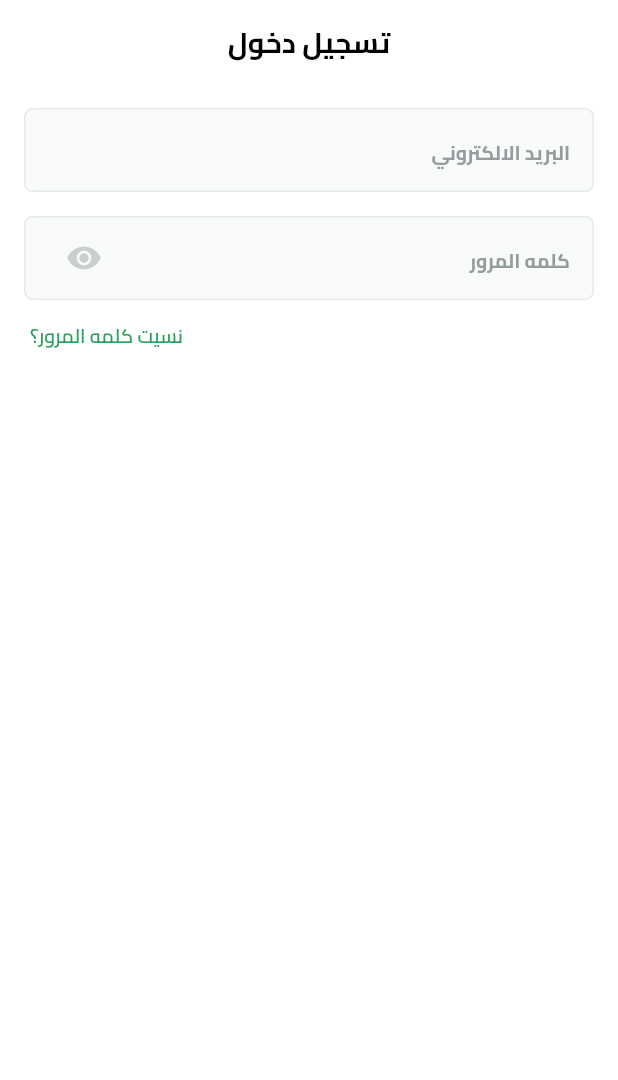
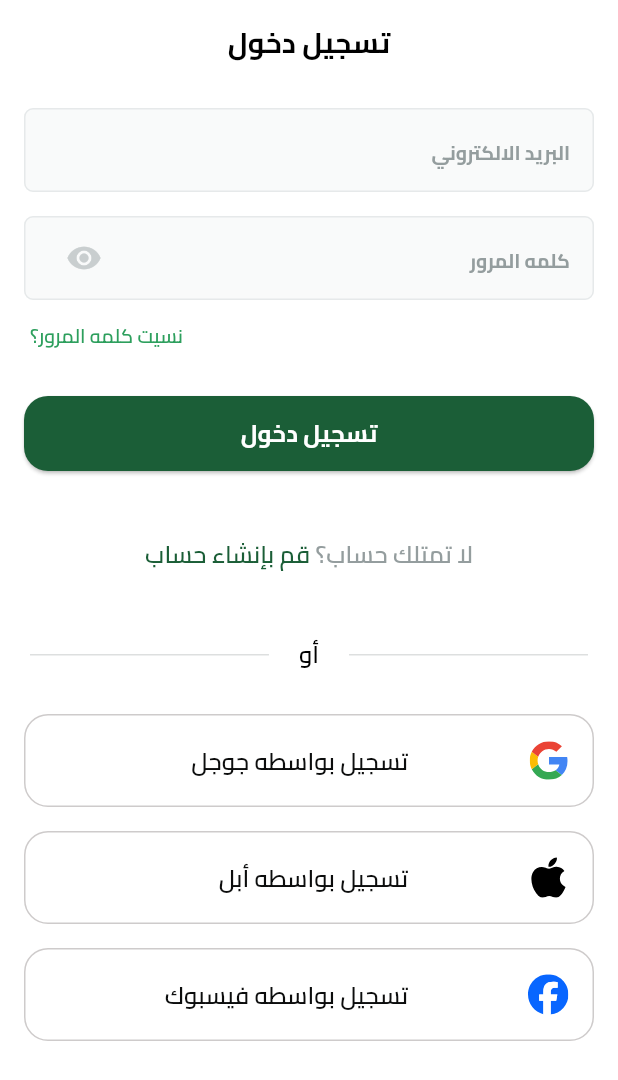
Before and after one commit to ElDaly15/Fruits-App, a Flutter app: the screen it shows after launch, after a tap on "تخط", on a phone screen of 412 x 824 dp. Shown: the top 1080 px of the screen. Run offline on Flutter 3.47's test engine with Material 3 defaults, Android fonts, the phone set to English and light mode, and no system bars; our stand-ins replace device_preview, flutter_svg, get_it, shared_preferences, smooth_page_indicator.

Commit message:
Add Password Validation and New Auth Widgets
- Enhanced `CustomTextField` to include password validation:
  - Ensures the field is not empty.
  - Requires a minimum of 8 characters for passwords.
  - Checks for at least one special character in passwords.
- Introduced new widgets for the authentication flow:
  - `CustomForgetPasswordWidget`: A widget for the "Forgot Password?" option.
  - `CustomOrDivider`: A divider with "OR" text for separating login options.
  - `HaveOrNotAccountWidget`: A widget to prompt users to create an account if they don't have one.
  - `LoginSocialItems`: A widget containing social login options (Google, Apple, Facebook).
  - `LoginWithSocialItem`: A reusable widget for individual social login buttons.
- Updated `LoginViewBody` to integrate the new widgets and form validation logic.

```diff
--- a/lib/core/widgets/custom_text_field.dart
+++ b/lib/core/widgets/custom_text_field.dart
@@ -30,7 +30,23 @@ class _CustomTextFieldState extends State<CustomTextField> {
           selectionHandleColor: Color(0xff1B5E37), // Handle color
         ),
       ),
-      child: TextField(
+      child: TextFormField(
+        validator: (value) {
+          if (value == null || value.isEmpty) {
+            return 'هذا الحقل مطلوب';
+          }
+          if (value.length < 8 && widget.isPassword) {
+            return 'يجب أن تكون كلمة المرور على الأقل 8 أحرف';
+          }
+
+          // Check for at least one special character
+          RegExp specialCharPattern = RegExp(r'[!@#\$&*~]');
+          if (!specialCharPattern.hasMatch(value) && widget.isPassword) {
+            return 'يجب أن تحتوي كلمة المرور على حرف خاص واحد على الأقل';
+          }
+
+          return null;
+        },
         onChanged: widget.onChanged,
         obscureText: widget.obscureText,
         decoration: InputDecoration(
--- /dev/null
+++ b/lib/featuers/auth/presentation/views/widgets/custom_or_divider.dart
@@ -0,0 +1,36 @@
+import 'package:flutter/material.dart';
+import 'package:fruits_app/core/utils/app_text_styles.dart';
+
+class CustomOrDivider extends StatelessWidget {
+  const CustomOrDivider({super.key});
+
+  @override
+  Widget build(BuildContext context) {
+    return Row(
+      children: [
+        const Expanded(
+          child: Divider(
+            indent: 20,
+            endIndent: 20,
+            height: 1,
+            thickness: 1,
+            color: Color(0xffDDDFDF),
+          ),
+        ),
+        Text(
+          'أو',
+          style: TextStyles.semiBold16.copyWith(color: Colors.black),
+        ),
+        const Expanded(
+          child: Divider(
+            endIndent: 20,
+            indent: 20,
+            height: 1,
+            thickness: 1,
+            color: Color(0xffDDDFDF),
+          ),
+        ),
+      ],
+    );
+  }
+}
--- /dev/null
+++ b/lib/featuers/auth/presentation/views/widgets/have_or_not_account_widget.dart
@@ -0,0 +1,28 @@
+import 'package:flutter/material.dart';
+import 'package:fruits_app/core/utils/app_text_styles.dart';
+
+class HaveOrNotAccountWidget extends StatelessWidget {
+  const HaveOrNotAccountWidget(
+      {super.key, required this.firstText, required this.secondText});
+  final String firstText;
+  final String secondText;
+
+  @override
+  Widget build(BuildContext context) {
+    return Row(
+      mainAxisAlignment: MainAxisAlignment.center,
+      children: [
+        Text(
+          firstText,
+          style: TextStyles.semiBold16.copyWith(color: const Color(0xff949D9E)),
+        ),
+        InkWell(
+          onTap: () {},
+          child: Text(secondText,
+              style: TextStyles.semiBold16
+                  .copyWith(color: const Color(0XFF1B5E37))),
+        ),
+      ],
+    );
+  }
+}
--- /dev/null
+++ b/lib/featuers/auth/presentation/views/widgets/login_social_items.dart
@@ -0,0 +1,33 @@
+import 'package:flutter/material.dart';
+import 'package:fruits_app/core/utils/app_images.dart';
+import 'package:fruits_app/featuers/auth/presentation/views/widgets/login_with_social_item.dart';
+
+class LoginSocialItems extends StatelessWidget {
+  const LoginSocialItems({super.key});
+
+  @override
+  Widget build(BuildContext context) {
+    return Column(
+      children: [
+        LoginSocialItem(
+          onTap: () {},
+          image: Assets.imagesGoogleIcon,
+          text: 'تسجيل بواسطه جوجل',
+        ),
+        Padding(
+          padding: const EdgeInsets.symmetric(vertical: 16),
+          child: LoginSocialItem(
+            onTap: () {},
+            image: Assets.imagesApplIcon,
+            text: 'تسجيل بواسطه أبل',
+          ),
+        ),
+        LoginSocialItem(
+          onTap: () {},
+          image: Assets.imagesFacebookIcon,
+          text: 'تسجيل بواسطه فيسبوك',
+        ),
+      ],
+    );
+  }
+}
--- a/lib/featuers/auth/presentation/views/widgets/login_view_body.dart
+++ b/lib/featuers/auth/presentation/views/widgets/login_view_body.dart
@@ -1,13 +1,30 @@
 import 'package:flutter/material.dart';
-import 'package:fruits_app/core/widgets/custom_forget_password.dart';
+import 'package:fruits_app/core/widgets/custom_app_buttom.dart';
+import 'package:fruits_app/featuers/auth/presentation/views/widgets/custom_forget_password.dart';
 import 'package:fruits_app/core/widgets/custom_text_field.dart';
+import 'package:fruits_app/featuers/auth/presentation/views/widgets/custom_or_divider.dart';
+import 'package:fruits_app/featuers/auth/presentation/views/widgets/have_or_not_account_widget.dart';
+import 'package:fruits_app/featuers/auth/presentation/views/widgets/login_social_items.dart';
 
-class LoginViewBody extends StatelessWidget {
+class LoginViewBody extends StatefulWidget {
   const LoginViewBody({super.key});
 
   @override
+  State<LoginViewBody> createState() => _LoginViewBodyState();
+}
+
+class _LoginViewBodyState extends State<LoginViewBody> {
+  final formKey = GlobalKey<FormState>();
+
+  AutovalidateMode autovalidateMode = AutovalidateMode.disabled;
+
+  @override
   Widget build(BuildContext context) {
-    return Column(
+    return SingleChildScrollView(
+      child: Form(
+        key: formKey,
+        autovalidateMode: autovalidateMode,
+        child: Column(
           children: [
             Padding(
               padding: const EdgeInsets.symmetric(horizontal: 16, vertical: 16),
@@ -33,7 +50,36 @@ class LoginViewBody extends StatelessWidget {
                 onPressed: () {},
               ),
             ),
+            Padding(
+              padding: const EdgeInsets.symmetric(horizontal: 16, vertical: 16),
+              child: CustomButtom(
+                  onPressed: () {
+                    if (formKey.currentState!.validate()) {
+                    } else {
+                      autovalidateMode = AutovalidateMode.always;
+                      setState(() {});
+                    }
+                  },
+                  text: 'تسجيل دخول'),
+            ),
+            const Padding(
+              padding: EdgeInsets.symmetric(vertical: 28),
+              child: HaveOrNotAccountWidget(
+                firstText: 'لا تمتلك حساب؟ ',
+                secondText: 'قم بإنشاء حساب',
+              ),
+            ),
+            const Padding(
+              padding: EdgeInsets.symmetric(vertical: 16),
+              child: CustomOrDivider(),
+            ),
+            const Padding(
+              padding: EdgeInsets.symmetric(horizontal: 16, vertical: 12),
+              child: LoginSocialItems(),
+            ),
           ],
+        ),
+      ),
     );
   }
 }
--- /dev/null
+++ b/lib/featuers/auth/presentation/views/widgets/login_with_social_item.dart
@@ -0,0 +1,39 @@
+import 'package:flutter/material.dart';
+import 'package:flutter_svg/svg.dart';
+import 'package:fruits_app/core/utils/app_text_styles.dart';
+
+class LoginSocialItem extends StatelessWidget {
+  const LoginSocialItem(
+      {super.key,
+      required this.text,
+      required this.image,
+      required this.onTap});
+  final String text;
+  final String image;
+  final Function()? onTap;
+
+  @override
+  Widget build(BuildContext context) {
+    return Container(
+      decoration: BoxDecoration(
+          borderRadius: BorderRadius.circular(16),
+          border: Border.all(
+            color: const Color.fromARGB(255, 206, 203, 203),
+          )),
+      child: ListTile(
+        onTap: onTap,
+        contentPadding: const EdgeInsets.symmetric(horizontal: 16, vertical: 2),
+        leading: SvgPicture.asset(
+          image,
+          width: 27,
+        ),
+        title: Padding(
+          padding: const EdgeInsets.only(right: 64),
+          child: Text(text,
+              style: TextStyles.semiBold16
+                  .copyWith(color: const Color(0xff0C0D0D))),
+        ),
+      ),
+    );
+  }
+}
```
Also changed, not shown: lib/featuers/auth/presentation/views/widgets/custom_forget_password.dart (renamed from lib/core/widgets/custom_forget_password.dart). Lines whose indentation alone changed are shown as unchanged.
